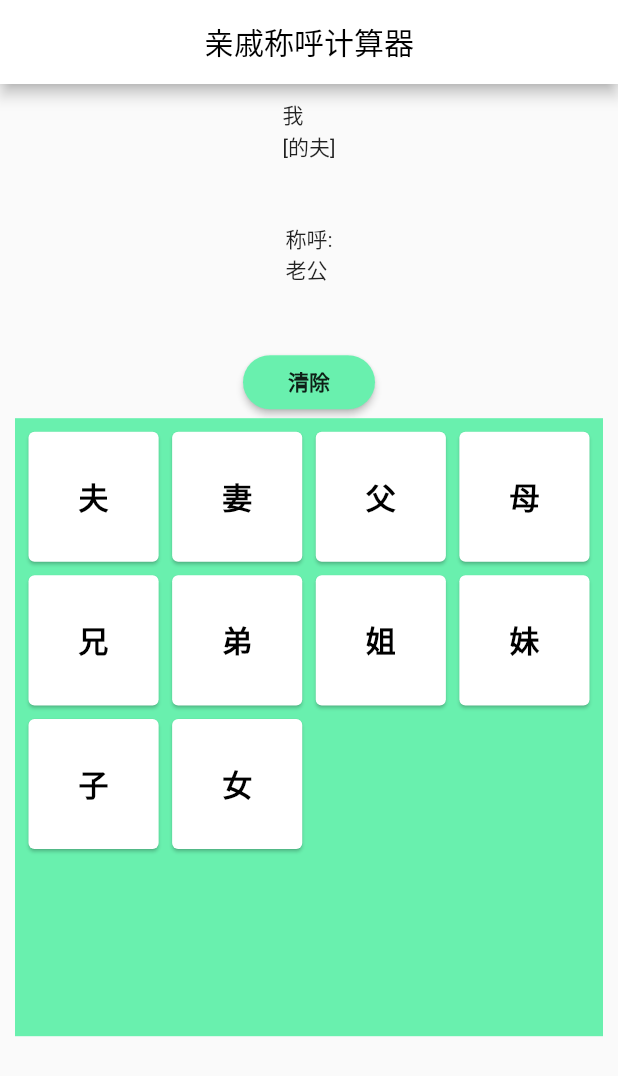
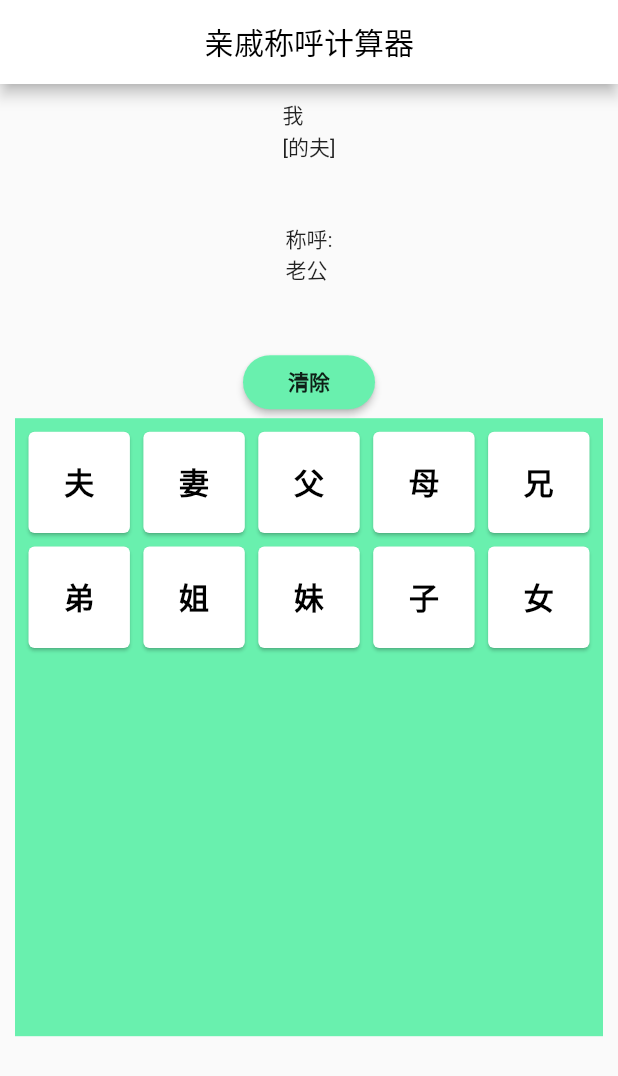
Before and after one commit to leijingxing/relative, a Flutter app: the screen it shows after launch, after a tap on an icon or button, on a phone screen of 412 x 824 dp. Shown: the top 1076 px of the screen. Run offline on Flutter 3.47's test engine with Material 2 defaults, Android fonts, the light colour scheme and no system bars.

Commit message:
验证方法

```diff
--- a/lib/Call.dart
+++ b/lib/Call.dart
@@ -1,18 +1,57 @@
 List call = [
+  {"id": "0", 'relative': '老公'},
+  {"id": "1", 'relative': '老婆'},
+  {"id": "2", 'relative': '爸爸'},
+  {"id": "3", 'relative': '妈妈'},
+  {"id": "4", 'relative': '哥哥'},
+  {"id": "5", 'relative': '弟弟'},
+  {"id": "6", 'relative': '姐姐'},
+  {"id": "7", 'relative': '妹妹'},
+  {"id": "8", 'relative': '儿子'},
+  {"id": "9", 'relative': '女儿'},
   {
-    'id': '[3,3]',
+    'id': '22',
     'relative': '爷爷',
   },
   {
-    'id': '[3,4]',
+    'id': '33',
     'relative': '婆婆',
   },
   {
-    'id': '[4,3]',
+    'id': '32',
     'relative': '外公',
   },
   {
-    'id': '[4,4]',
+    'id': '33',
     'relative': '外婆',
   },
+  {
+    'id': '01',
+    'relative': '自己',
+  },
+  {
+    'id': '10',
+    'relative': '自己',
+  },
+  {
+    'id': '12',
+    'relative': '岳父',
+  },
+  {
+    'id': '42',
+    'relative': '爸爸',
+  },
+  {
+    'id': '52',
+    'relative': '爸爸',
+  },
+  {
+    'id': '62',
+    'relative': '爸爸',
+  },
+  {
+    'id': '72',
+    'relative': '爸爸',
+  },
+
 ];
--- a/lib/data.dart
+++ b/lib/data.dart
@@ -1,12 +1,12 @@
 List data = [
-  {"id": "1", "relative": "夫", 'relation': '老公'},
-  {"id": "2", "relative": "妻", 'relation': '老婆'},
-  {"id": "3", "relative": "父", 'relation': '爸爸'},
-  {"id": "4", "relative": "母", 'relation': '妈妈'},
-  {"id": "5", "relative": "兄", 'relation': '哥哥'},
-  {"id": "6", "relative": "弟", 'relation': '弟弟'},
-  {"id": "7", "relative": "姐", 'relation': '姐姐'},
-  {"id": "8", "relative": "妹", 'relation': '妹妹'},
-  {"id": "9", "relative": "子", 'relation': '儿子'},
-  {"id": "10", "relative": "女", 'relation': '女儿'},
+  {"id": "0", "relative": "夫", 'relation': '老公'},
+  {"id": "1", "relative": "妻", 'relation': '老婆'},
+  {"id": "2", "relative": "父", 'relation': '爸爸'},
+  {"id": "3", "relative": "母", 'relation': '妈妈'},
+  {"id": "4", "relative": "兄", 'relation': '哥哥'},
+  {"id": "5", "relative": "弟", 'relation': '弟弟'},
+  {"id": "6", "relative": "姐", 'relation': '姐姐'},
+  {"id": "7", "relative": "妹", 'relation': '妹妹'},
+  {"id": "8", "relative": "子", 'relation': '儿子'},
+  {"id": "9", "relative": "女", 'relation': '女儿'},
 ];
--- a/lib/relative.dart
+++ b/lib/relative.dart
@@ -9,7 +9,7 @@ class Relative extends StatefulWidget {
 
 class _RelativeState extends State<Relative> {
   List list = new List<String>();
-  List two = new List();
+  String str = '';
   String chenghu = '';
 
   @override
@@ -31,8 +31,7 @@ class _RelativeState extends State<Relative> {
         centerTitle: true,
         backgroundColor: Colors.white,
       ),
-      body: SingleChildScrollView(
-        child: Container(
+      body:  Container(
           padding: EdgeInsets.all(10),
           child: Column(
             children: <Widget>[
@@ -58,13 +57,14 @@ class _RelativeState extends State<Relative> {
                   setState(() {
                     list.clear();
                     chenghu = '';
+                    str = '';
                   });
                 },
               ),
               Container(
                 height: MediaQuery.of(context).size.height * 0.5,
                 child: GridView.count(
-                  crossAxisCount: 4,
+                  crossAxisCount: 5,
                   padding: EdgeInsets.all(5),
                   crossAxisSpacing: 1,
                   mainAxisSpacing: 1,
@@ -83,14 +83,22 @@ class _RelativeState extends State<Relative> {
                         ),
                       ),
                       onTap: () {
-                        setState(() {
-                          list.add("的" + data[index]['relative']);
-                          two.add(data[index]['id']);
-                          chenghu = data[index]['relation'];
-                          if(two.length == 2) {
-                            print('hello');
+                        list.add("的" + data[index]['relative']);
+                        str = str + data[index]['id'];
+
+                        for (int i = 0; i < call.length; i++) {
+                          if (str.endsWith(call[i]['id'])) {
+                            print(str);
+                            print(call[i]['id']);
+                            chenghu = call[i]['relative'];
                           }
-                        });
+                        }
+
+                        if(chenghu == '') {
+                          chenghu = '男的叫帅哥，女的叫美女';
+                        }
+
+                        setState(() {});
                       },
                     );
                   }),
@@ -99,11 +107,9 @@ class _RelativeState extends State<Relative> {
                   color: Colors.greenAccent,
                 ),
               ),
-
             ],
           ),
         ),
-      ),
-    );
+     );
   }
 }
```
